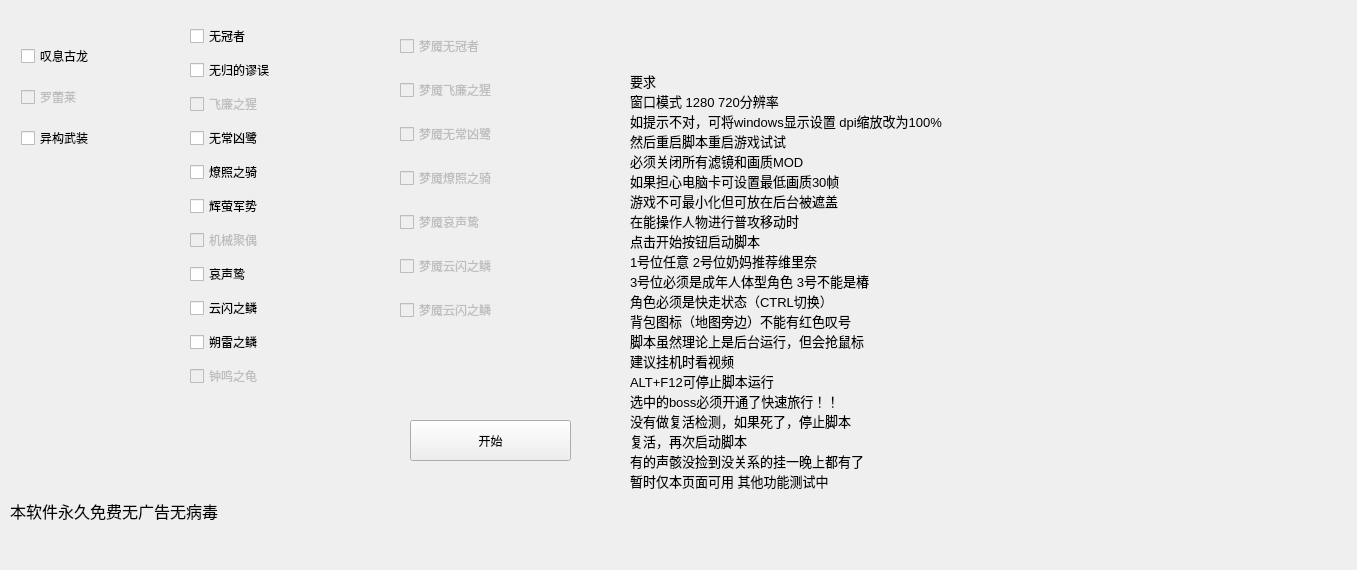
A-SunsetMkt-Forks/wuwaBackendTool, file normalbosspanel.ui: the form before one commit.
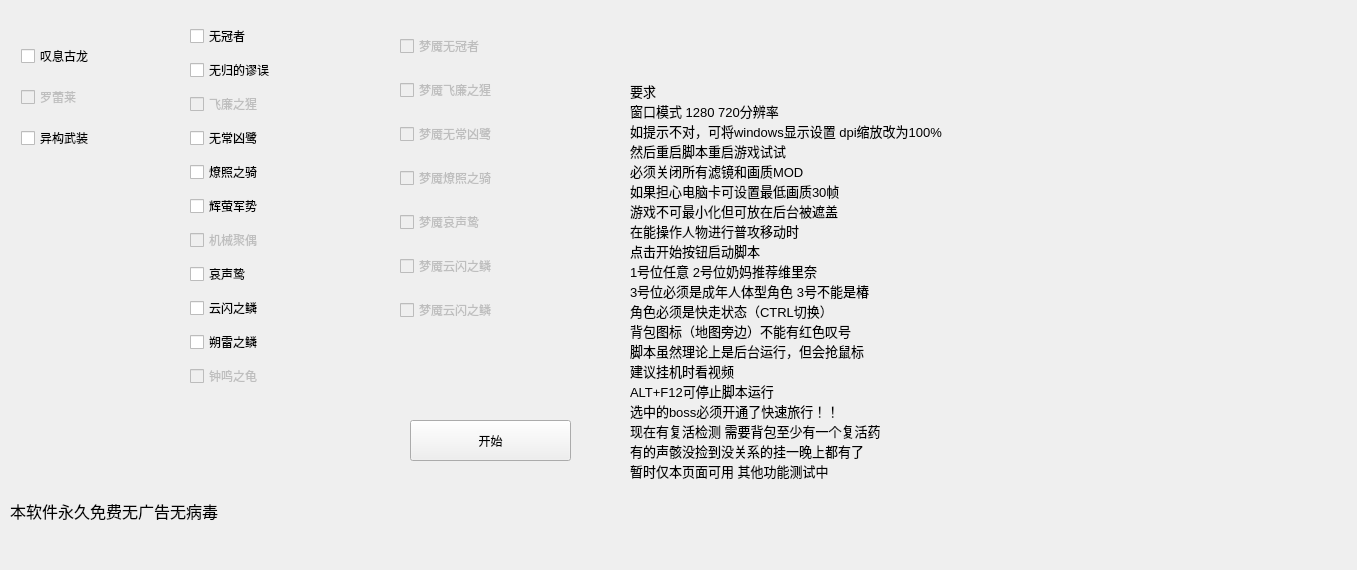
The form after the commit.

Commit message:
没有解压缩密码，下载压缩包后，解压缩，然后打开解压缩后的文件夹，务必右键exe，管理员身份启动 请注意启用脚本前，必须把背包叹号清理干净，背包至少保留一个复活药
C++版本 脚本 v1.0.4 测试版
1 新增复活功能。背包至少有一个复活药
2 优化了极端情况无法找到残像探寻按钮的问题

Patch:
```diff
--- a/normalbosspanel.ui
+++ b/normalbosspanel.ui
@@ -295,8 +295,7 @@
 建议挂机时看视频
 ALT+F12可停止脚本运行
 选中的boss必须开通了快速旅行！！
-没有做复活检测，如果死了，停止脚本
-复活，再次启动脚本
+现在有复活检测 需要背包至少有一个复活药
 有的声骸没捡到没关系的挂一晚上都有了
 暂时仅本页面可用 其他功能测试中</string>
    </property>
```
The commit also changes 4 other files.
